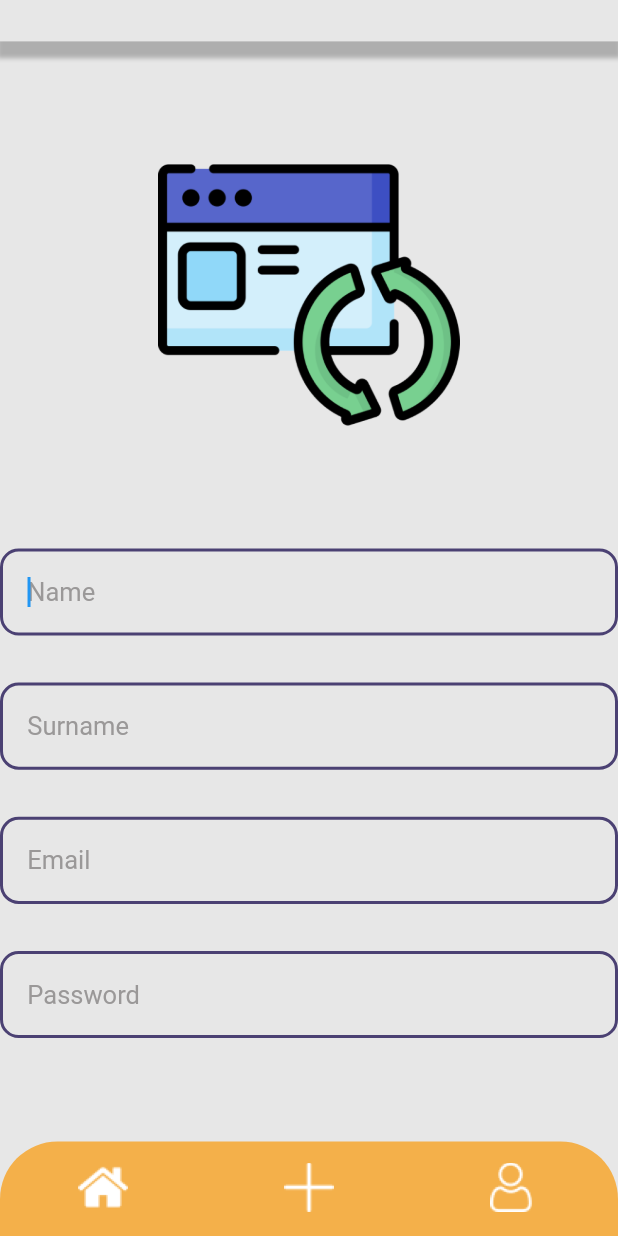
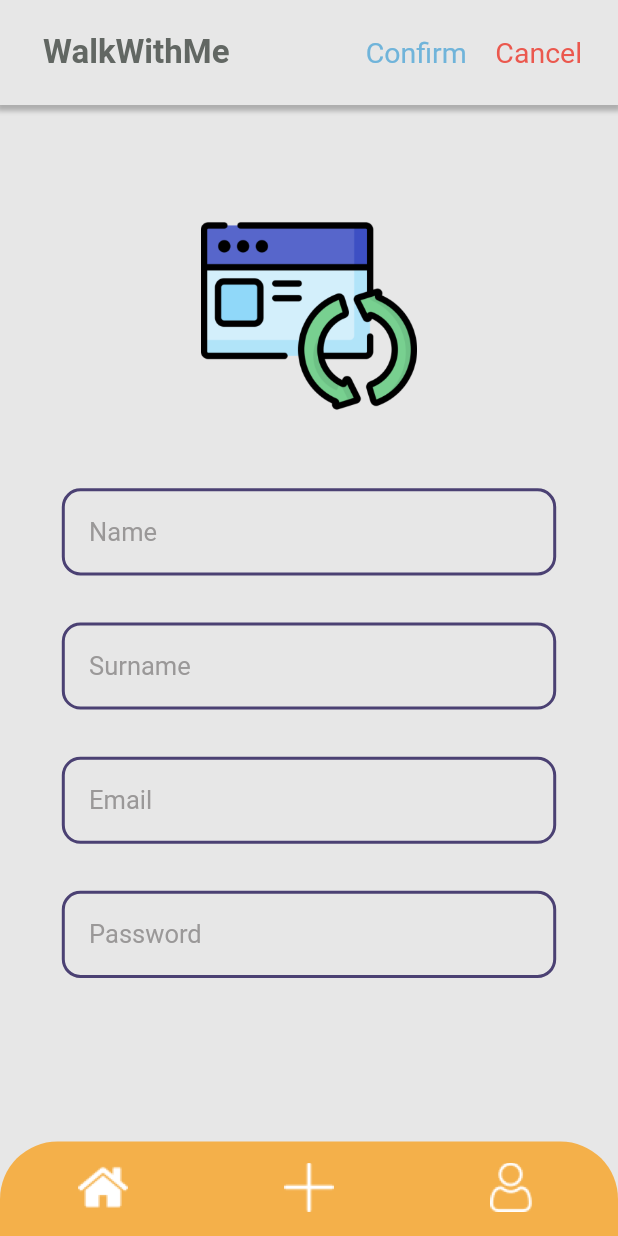
Before and after one commit to SevdaErgun/WalkWithMe, a Flutter app: the UpdateProfileScreen screen opened by its route, on a phone screen of 412 x 824 dp. Run offline on Flutter 3.47's test engine with Material 2 defaults, Android fonts, the phone set to English and light mode, and no system bars; our stand-ins replace cached_network_image, connectivity_plus, flutter_svg, get, shared_preferences; accounts and stored records are empty.

Commit message:
update profile ui fixed

```diff
--- a/lib/presentation/profile_screen/profile_screen.dart
+++ b/lib/presentation/profile_screen/profile_screen.dart
@@ -28,11 +28,16 @@ class ProfileScreen extends GetWidget<ProfileController> {
                 left: 25,
                 right: 25,
               ),
-              child: Text(
-                "lbl_update_info".tr,
-                overflow: TextOverflow.ellipsis,
-                textAlign: TextAlign.left,
-                style: AppStyle.txtRobotoRomanRegular24Bluegray700,
+              child: GestureDetector(
+                onTap: () {
+                  Get.toNamed(AppRoutes.updateProfileScreen);
+                },
+                child: Text(
+                  "lbl_update_info".tr,
+                  overflow: TextOverflow.ellipsis,
+                  textAlign: TextAlign.left,
+                  style: AppStyle.txtRobotoRomanRegular24Bluegray700,
+                ),
               ),
             ),
           ],
--- a/lib/presentation/update_profile_screen/update_profile_screen.dart
+++ b/lib/presentation/update_profile_screen/update_profile_screen.dart
@@ -1,3 +1,7 @@
+import '../../widgets/app_bar/appbar_subtitle_1.dart';
+import '../../widgets/app_bar/appbar_subtitle_2.dart';
+import '../../widgets/app_bar/appbar_title.dart';
+import '../../widgets/app_bar/custom_app_bar.dart';
 import 'controller/update_profile_controller.dart';
 import 'package:flutter/material.dart';
 import 'package:walkwithme/core/app_export.dart';
@@ -17,64 +21,53 @@ class UpdateProfileScreen extends GetWidget<UpdateProfileController> {
       child: Scaffold(
         resizeToAvoidBottomInset: false,
         backgroundColor: ColorConstant.gray200,
+        appBar: CustomAppBar(
+          height: 70,
+          title: AppbarTitle(
+            text: "lbl_walkwithme2".tr,
+            margin: getMargin(
+              left: 30,
+            ),
+          ),
+          actions: [
+            AppbarSubtitle2(
+              text: "lbl_confirm".tr,
+              margin: getMargin(left: 45, top: 25),
+            ),
+            AppbarSubtitle1(
+              text: "lbl_cancel".tr,
+              margin: getMargin(
+                left: 20,
+                top: 25,
+                right: 25,
+              ),
+            ),
+          ],
+          styleType: Style.bgShadowBlack9003f,
+        ),
         body: Form(
           key: _formKey,
           child: SingleChildScrollView(
-            child: Padding(
-              padding: getPadding(
-                bottom: 5,
-              ),
+              child: Container(
+            width: double.infinity,
             child: Column(
               mainAxisAlignment: MainAxisAlignment.start,
               children: [
-                  Container(
-                    height: getVerticalSize(
-                      29,
-                    ),
-                    width: getHorizontalSize(
-                      766,
-                    ),
-                    decoration: BoxDecoration(
-                      color: ColorConstant.gray200,
-                      boxShadow: [
-                        BoxShadow(
-                          color: ColorConstant.black9003f,
-                          spreadRadius: getHorizontalSize(
-                            2,
-                          ),
-                          blurRadius: getHorizontalSize(
-                            2,
-                          ),
-                          offset: Offset(
-                            0,
-                            10,
-                          ),
-                        ),
-                      ],
-                    ),
-                  ),
                 CustomImageView(
                   imagePath: ImageConstant.imgRefresh1,
-                    height: getSize(
-                      212,
-                    ),
-                    width: getSize(
-                      212,
-                    ),
+                  width: MediaQuery.sizeOf(context).width * 3.5 / 10,
                   margin: getMargin(
                     top: 72,
                   ),
                 ),
                 CustomTextFormField(
-                    width: getHorizontalSize(
-                      502,
-                    ),
+                  width: MediaQuery.sizeOf(context).width * 8 / 10,
                   focusNode: FocusNode(),
-                    autofocus: true,
+                  autofocus: false,
                   controller: controller.nameController,
                   hintText: "lbl_name".tr,
                   margin: getMargin(
-                      top: 72,
+                    top: 45,
                   ),
                   validator: (value) {
                     if (!isText(value)) {
@@ -84,11 +77,9 @@ class UpdateProfileScreen extends GetWidget<UpdateProfileController> {
                   },
                 ),
                 CustomTextFormField(
-                    width: getHorizontalSize(
-                      502,
-                    ),
+                  width: MediaQuery.sizeOf(context).width * 8 / 10,
                   focusNode: FocusNode(),
-                    autofocus: true,
+                  autofocus: false,
                   controller: controller.surnameController,
                   hintText: "lbl_surname".tr,
                   margin: getMargin(
@@ -102,11 +93,9 @@ class UpdateProfileScreen extends GetWidget<UpdateProfileController> {
                   },
                 ),
                 CustomTextFormField(
-                    width: getHorizontalSize(
-                      502,
-                    ),
+                  width: MediaQuery.sizeOf(context).width * 8 / 10,
                   focusNode: FocusNode(),
-                    autofocus: true,
+                  autofocus: false,
                   controller: controller.emailController,
                   hintText: "lbl_email".tr,
                   margin: getMargin(
@@ -122,11 +111,9 @@ class UpdateProfileScreen extends GetWidget<UpdateProfileController> {
                   },
                 ),
                 CustomTextFormField(
-                    width: getHorizontalSize(
-                      502,
-                    ),
+                  width: MediaQuery.sizeOf(context).width * 8 / 10,
                   focusNode: FocusNode(),
-                    autofocus: true,
+                  autofocus: false,
                   controller: controller.passwordController,
                   hintText: "lbl_password".tr,
                   margin: getMargin(
@@ -143,26 +130,9 @@ class UpdateProfileScreen extends GetWidget<UpdateProfileController> {
                   },
                   isObscureText: true,
                 ),
-                  CustomButton(
-                    height: getVerticalSize(
-                      77,
-                    ),
-                    width: getHorizontalSize(
-                      502,
-                    ),
-                    text: "lbl_update".tr,
-                    margin: getMargin(
-                      top: 94,
-                    ),
-                    variant: ButtonVariant.FillBlue30001,
-                    shape: ButtonShape.RoundedBorder13,
-                    padding: ButtonPadding.PaddingAll19,
-                    fontStyle: ButtonFontStyle.RobotoRomanBold32,
-                  ),
               ],
             ),
-            ),
-          ),
+          )),
         ),
         bottomNavigationBar: CustomBottomBar(
           onChanged: (BottomBarEnum type) {
```
Lines whose indentation alone changed are shown as unchanged.
